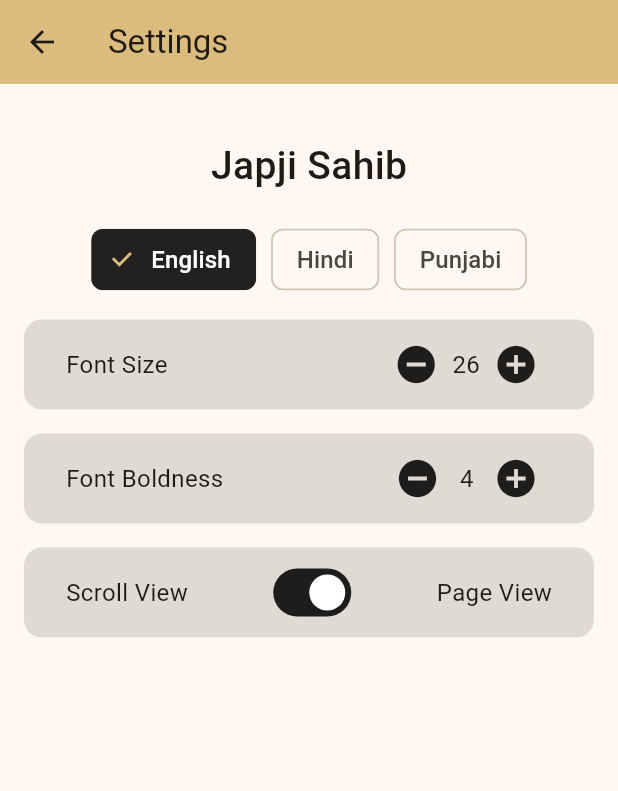
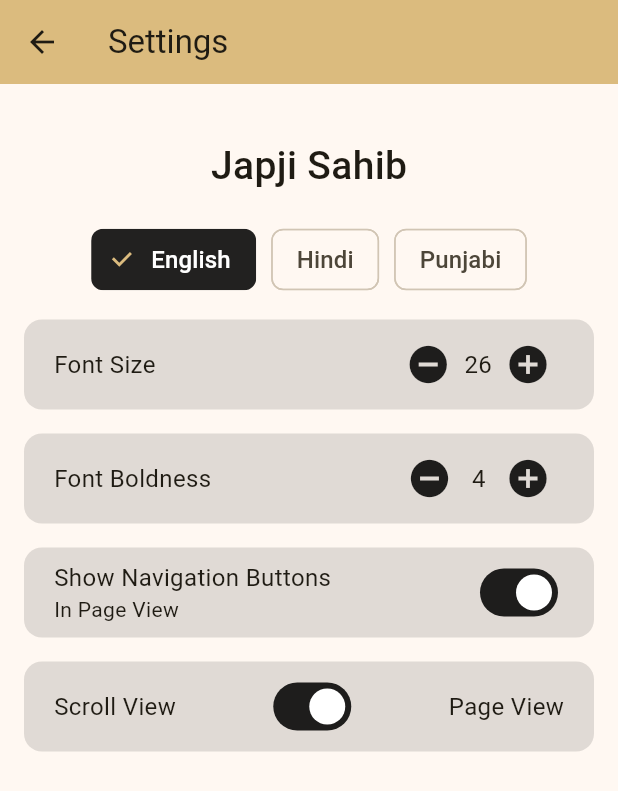
Before and after one commit to Mr-Manpreet-Singh/sundarGutka, a Flutter app: the SettingScreen screen opened directly, after a tap on "English", on a phone screen of 412 x 824 dp. Shown: the top 791 px of the screen. Run offline on Flutter 3.47's test engine with Material 3 defaults, Android fonts, the phone set to English and light mode, and no system bars; our stand-ins replace firebase_analytics, firebase_core, flutter_riverpod, shared_preferences; accounts and stored records are empty.

Commit message:
bottom navigation button with switch, punjabi path correction

```diff
--- a/lib/data/model.dart
+++ b/lib/data/model.dart
@@ -4,6 +4,7 @@ enum Language { hindi, english, punjabi }
 
 class SettingModel {
   final bool isPageView;
+  final bool isShowBottomButtons;
   final int fontSize;
   final int fontWeight;
   final Language language;
@@ -12,20 +13,23 @@ class SettingModel {
     required this.fontSize,
     required this.fontWeight,
     required this.isPageView,
+    required this.isShowBottomButtons,
     required this.language,
   });
 
   SettingModel copyWith({
     bool? isPageView,
+    bool? isShowBottomButtons,
     int? fontSize,
     int? fontWeight,
-    Language? language, // Now explicitly includes Language
+    Language? language,
   }) {
     return SettingModel(
       fontSize: fontSize ?? this.fontSize,
       fontWeight: fontWeight ?? this.fontWeight,
       isPageView: isPageView ?? this.isPageView,
-      language: language ?? this.language, // Update with new language if provided
+      isShowBottomButtons: isShowBottomButtons ?? this.isShowBottomButtons,
+      language: language ?? this.language,
     );
   }
 
--- a/lib/data/path_hindi.dart
+++ b/lib/data/path_hindi.dart
@@ -1,4 +1,4 @@
-// complete chaupai sahib .... it's only till 25 paudi
+
 
 class HindiPath {
   const HindiPath();
--- a/lib/data/path_map.dart
+++ b/lib/data/path_map.dart
@@ -3,10 +3,7 @@ import 'package:sundar_gutka/data/path_english.dart';
 import 'package:sundar_gutka/data/path_hindi.dart';
 import 'package:sundar_gutka/data/path_punjabi.dart';
 
-// const String regSxpressionString =
-//     "॥.{1,3}॥";
-// ||at start and exd + any 1 or to or 3 charactes in between
-// crt+ shift L  for multi selection
+
 
 
 const List<String> pathList = [
--- a/lib/data/path_punjabi.dart
+++ b/lib/data/path_punjabi.dart
@@ -3856,7 +3856,7 @@ static const String sukhmaniSahib = '''ਸੁਖਮਨੀ ਸਾਹਿਬ
 ਅਨੰਗੀ ਅਨਾਥੇ ॥ ਨ੍ਰਿਸੰਗੀ ਪ੍ਰਮਾਥੇ ॥
 ਨਮੋ ਭਾਨ ਭਾਨੇ ॥ ਨਮੋ ਮਾਨ ਮਾਨੇ ॥੩॥੪੬॥
 
-ਨਮੋ ਚੰਦ੍ਰੇ ਚੰਦ੍ਰੇ ॥ ਨਮੋ ਭਾਨ ਭਾਨੇ ॥
+ਨਮੋ ਚੰਦ੍ਰ ਚੰਦ੍ਰੇ ॥ ਨਮੋ ਭਾਨ ਭਾਨੇ ॥
 ਨਮੋ ਗੀਤ ਗੀਤੇ ॥ ਨਮੋ ਤਾਨ ਤਾਨੇ ॥੪॥੪੭॥
 
 ਨਮੋ ਨ੍ਰਿਤ ਨ੍ਰਿਤੇ ॥ ਨਮੋ ਨਾਦ ਨਾਦੇ ॥
@@ -3887,7 +3887,7 @@ static const String sukhmaniSahib = '''ਸੁਖਮਨੀ ਸਾਹਿਬ
 ਨਮੋ ਰੋਗ ਰੋਗੇ ॥ ਨਮਸਤੰ ਸਨਾਨੇ ॥੧੩॥੫੬॥
 
 ਨਮੋ ਮੰਤ੍ਰ ਮੰਤ੍ਰੰ ॥ ਨਮੋ ਜੰਤ੍ਰ ਜੰਤ੍ਰੰ ॥
-ਨਮੋ ਇਸਟੇ ਇਸਟੇ ॥ ਨਮੋ ਤੰਤ੍ਰ ਤੰਤ੍ਰੰ ॥੧੪॥੫੭॥
+ਨਮੋ ਇਸਟ ਇਸਟੇ ॥ ਨਮੋ ਤੰਤ੍ਰ ਤੰਤ੍ਰੰ ॥੧੪॥੫੭॥
 
 ਸਦਾ ਸਚਿਦਾਨੰਦ ਸਰਬੰ ਪ੍ਰਣਾਸੀ ॥
 ਅਨੂਪੇ ਅਰੂਪੇ ਸਮਸਤੁਲ ਨਿਵਾਸੀ ॥੧੫॥੫੮॥
--- a/lib/main.dart
+++ b/lib/main.dart
@@ -19,8 +19,6 @@ void main() async {
 
 class MyApp extends StatelessWidget {
   const MyApp({super.key});
-
-  // This widget is the root of your application.
   @override
   Widget build(BuildContext context) {
     return MaterialApp(
--- a/lib/providers/settings_provider.dart
+++ b/lib/providers/settings_provider.dart
@@ -11,6 +11,7 @@ class SettingsNotifier extends StateNotifier<SettingModel> {
   final SharedPrefsHelper _prefsHelper = SharedPrefsHelper();
 
   SettingsNotifier() : super(SettingModel(
+    isShowBottomButtons: true,
             fontSize: 26,
             fontWeight: FontWeight.normal.value ~/ 100,
             isPageView: false,
@@ -24,6 +25,10 @@ class SettingsNotifier extends StateNotifier<SettingModel> {
 
   Future<void> updateIsPageView() async {
     state = state.copyWith(isPageView: !state.isPageView);
+    await _prefsHelper.saveSettings(state);
+  }
+  Future<void> updateIsShowBottomButtons() async {
+    state = state.copyWith(isShowBottomButtons: !state.isShowBottomButtons);
     await _prefsHelper.saveSettings(state);
   }
 
--- a/lib/screens/pathscreen.dart
+++ b/lib/screens/pathscreen.dart
@@ -1,12 +1,8 @@
 import 'package:flutter/material.dart';
 import 'package:flutter_riverpod/flutter_riverpod.dart';
-import 'package:sundar_gutka/data/model.dart';
-import 'package:sundar_gutka/providers/page_index_provider.dart';
 
 import 'package:sundar_gutka/screens/setting.dart';
-import 'package:sundar_gutka/data/path_map.dart';
 import 'package:sundar_gutka/providers/settings_provider.dart';
-import 'package:sundar_gutka/utils/utils.dart';
 import 'package:sundar_gutka/widgets/page_view.dart';
 import 'package:sundar_gutka/widgets/scroll_view.dart';
 
--- a/lib/screens/setting.dart
+++ b/lib/screens/setting.dart
@@ -4,6 +4,7 @@ import 'package:flutter_riverpod/flutter_riverpod.dart';
 import 'package:sundar_gutka/providers/settings_provider.dart';
 import 'package:sundar_gutka/utils/utils.dart';
 import 'package:sundar_gutka/widgets/language_chip.dart';
+import 'package:sundar_gutka/widgets/settings_tile.dart';
 
 class SettingScreen extends StatelessWidget {
   const SettingScreen({super.key});
@@ -24,8 +25,11 @@ class SettingScreen extends StatelessWidget {
     ref.read(settingsProvider.notifier).decFontWeight();
   }
 
-  _switchView(WidgetRef ref) {
+  _switchBaniView(WidgetRef ref) {
     ref.read(settingsProvider.notifier).updateIsPageView();
+  }
+  _switchBottomButtons(WidgetRef ref) {
+    ref.read(settingsProvider.notifier).updateIsShowBottomButtons();
   }
 
   @override
@@ -55,20 +59,13 @@ class SettingScreen extends StatelessWidget {
             const SizedBox(height: 20),
             const LanguageSelectionScreen(),
             const SizedBox(height: 16),
-            Container(
-              padding: const EdgeInsets.symmetric(vertical: 6, horizontal: 28),
-              decoration: const BoxDecoration(
-                borderRadius: BorderRadius.all(Radius.circular(12)),
-                color: myActionColorLight,
-              ),
+            SettingsTile(
               child: Row(
-                // mainAxisAlignment: MainAxisAlignment.center,
                 children: [
                   const Text(
                     "Font Size",
                     style: myF16TextStyle,
                   ),
-                  // const SizedBox(width: 80),
                   const Expanded(child: SizedBox()),
                   Consumer(builder: (context, ref, child) {
                     final fontSize = ref.watch(
@@ -86,16 +83,8 @@ class SettingScreen extends StatelessWidget {
                 ],
               ),
             ),
-            const SizedBox(height: 16),
-            Container(
-              padding: const EdgeInsets.symmetric(vertical: 6, horizontal: 28),
-              decoration: const BoxDecoration(
-                borderRadius: BorderRadius.all(Radius.circular(12)),
-                // color: myActionColorLight,
-                color: myActionColorLight,
-              ),
+            SettingsTile(
               child: Row(
-                // mainAxisAlignment: MainAxisAlignment.spaceBetween,
                 children: [
                   const Text("Font Boldness", style: myF16TextStyle),
                   const Expanded(child: SizedBox()),
@@ -116,13 +105,36 @@ class SettingScreen extends StatelessWidget {
                 ],
               ),
             ),
-            const SizedBox(height: 16),
-            Container(
-              padding: const EdgeInsets.symmetric(vertical: 6, horizontal: 28),
-              decoration: const BoxDecoration(
-                borderRadius: BorderRadius.all(Radius.circular(12)),
-                color: myActionColorLight,
+
+            SettingsTile(
+              child: Row(
+                mainAxisAlignment: MainAxisAlignment.spaceBetween,
+                children: [
+                  const Column(
+                    crossAxisAlignment: CrossAxisAlignment.start,
+                    children: [
+                      Text("Show Navigation Buttons", style: myF16TextStyle),
+                      Text("In Page View", style: myF14TextStyle),
+                    ],
+                  ),
+
+                  Consumer(builder: (context, ref, child) {
+                    final isShowBottomButtons = ref.watch(
+                        settingsProvider.select((value) => value.isShowBottomButtons));
+
+                    return Switch(
+                      value: isShowBottomButtons,
+                      onChanged: (_) {
+                        _switchBottomButtons(ref);
+                      },
+                    );
+                  }),
+
+                ],
               ),
+            ),
+
+            SettingsTile(
               child: Row(
                 mainAxisAlignment: MainAxisAlignment.spaceBetween,
                 children: [
@@ -135,11 +147,10 @@ class SettingScreen extends StatelessWidget {
                     return Switch(
                       value: isPageView,
                       onChanged: (_) {
-                        _switchView(ref);
+                        _switchBaniView(ref);
                       },
                     );
                   }),
-                  // const SizedBox(width: 20),
                   const Text("Page View", style: myF16TextStyle),
                 ],
               ),
--- a/lib/utils/dbms.dart
+++ b/lib/utils/dbms.dart
@@ -10,6 +10,7 @@ class SharedPrefsHelper {
   final FirebaseAnalytics fAnalytics = FirebaseAnalytics.instance;
 
   static const String keyIsPageView = 'isPageView';
+  static const String keyIsShowBottomButtons = 'isShowBottomButtons';
   static const String keyFontSize = 'fontSize';
   static const String keyFontWeight = 'fontWeight';
   static const String keyLanguage = 'language';
@@ -17,6 +18,7 @@ class SharedPrefsHelper {
   Future<void> saveSettings(SettingModel settings) async {
     final prefs = await SharedPreferences.getInstance();
     await prefs.setBool(keyIsPageView, settings.isPageView);
+    await prefs.setBool(keyIsShowBottomButtons, settings.isShowBottomButtons);
     await prefs.setInt(keyFontSize, settings.fontSize);
     await prefs.setInt(keyFontWeight, settings.fontWeight);
     await prefs.setString(keyLanguage, settings.language.toString());
@@ -27,6 +29,7 @@ class SharedPrefsHelper {
  await fAnalytics.logEvent(
             name:'user_settings',
             parameters: {
+                  "isShowBottomButtons":settings.isShowBottomButtons.toString(),
                   "fontSize" : settings.fontSize.toString(),
                   "fontWeight" : settings.fontWeight.toString(),
                   "isPageView":settings.isPageView.toString(),
@@ -38,12 +41,14 @@ class SharedPrefsHelper {
   Future<SettingModel> loadSettings() async {
     final prefs = await SharedPreferences.getInstance();
     final isPageView = prefs.getBool(keyIsPageView) ?? true;
+    final isShowBottomButtons = prefs.getBool(keyIsShowBottomButtons) ?? true;
     final fontSize = prefs.getInt(keyFontSize) ?? 26;
     final fontWeight = prefs.getInt(keyFontWeight) ?? FontWeight.normal.value ~/ 100;
     final languageStr = prefs.getString(keyLanguage) ?? Language.punjabi.toString();
     final language = Language.values.firstWhere((e) => e.toString() == languageStr);
 
     return SettingModel(
+      isShowBottomButtons:isShowBottomButtons,
       fontSize: fontSize,
       fontWeight: fontWeight,
       isPageView: isPageView,
--- a/lib/utils/todo.dart
+++ b/lib/utils/todo.dart
@@ -29,10 +29,11 @@
 //D punjabi errors of sukhmani sahib left
 //D when we change the language how we will deal with the index of page  try catch
 //D add alanlytics ..
+// seeting Switch to shoe bottom buttons on page view
 
 
   // TODO ! mark in path HINDI ardas
-// seeting Switch to shoe bottom buttons on page view
+// select text and report feature
 //  crah analytics
 //  app logo | name
 // google account creation
--- /dev/null
+++ b/lib/widgets/settings_tile.dart
@@ -0,0 +1,20 @@
+import 'package:flutter/material.dart';
+import 'package:sundar_gutka/utils/utils.dart';
+
+class SettingsTile extends StatelessWidget {
+  const SettingsTile({super.key, required this.child});
+  final Widget child;
+
+  @override
+  Widget build(BuildContext context) {
+    return Container(
+      margin: const EdgeInsets.only(bottom: 16),
+      padding: const EdgeInsets.symmetric(vertical: 6, horizontal: 20),
+      decoration: const BoxDecoration(
+        borderRadius: BorderRadius.all(Radius.circular(12)),
+        color: myActionColorLight,
+      ),
+      child: child,
+    );
+  }
+}
```
Also changed, not shown: lib/widgets/page_view.dart (+7 -4 lines), 1 other file.
